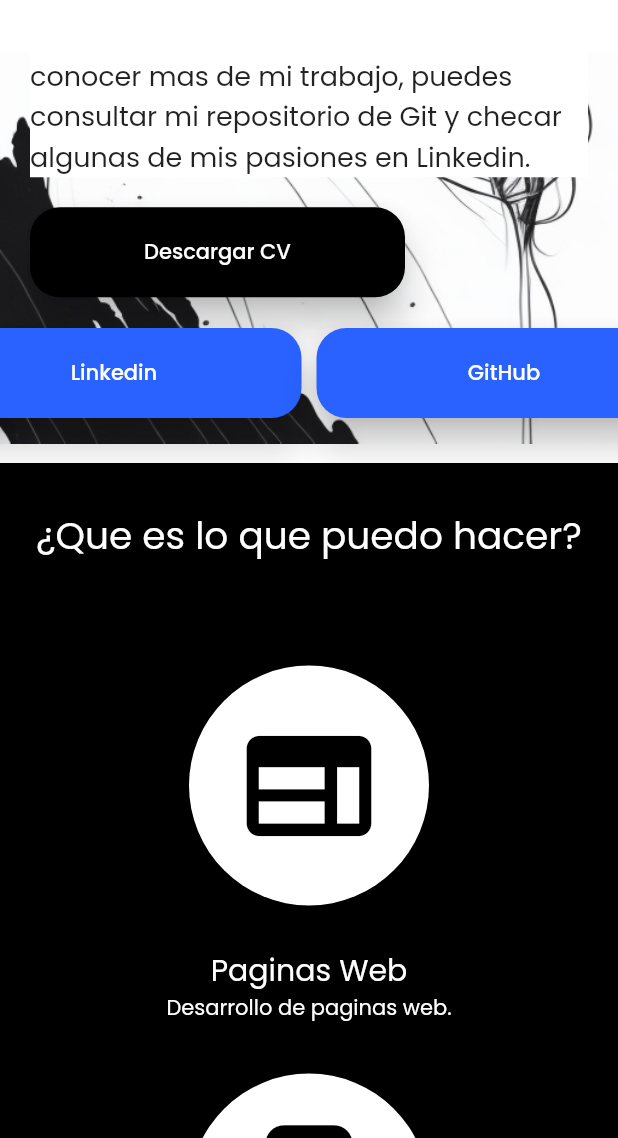
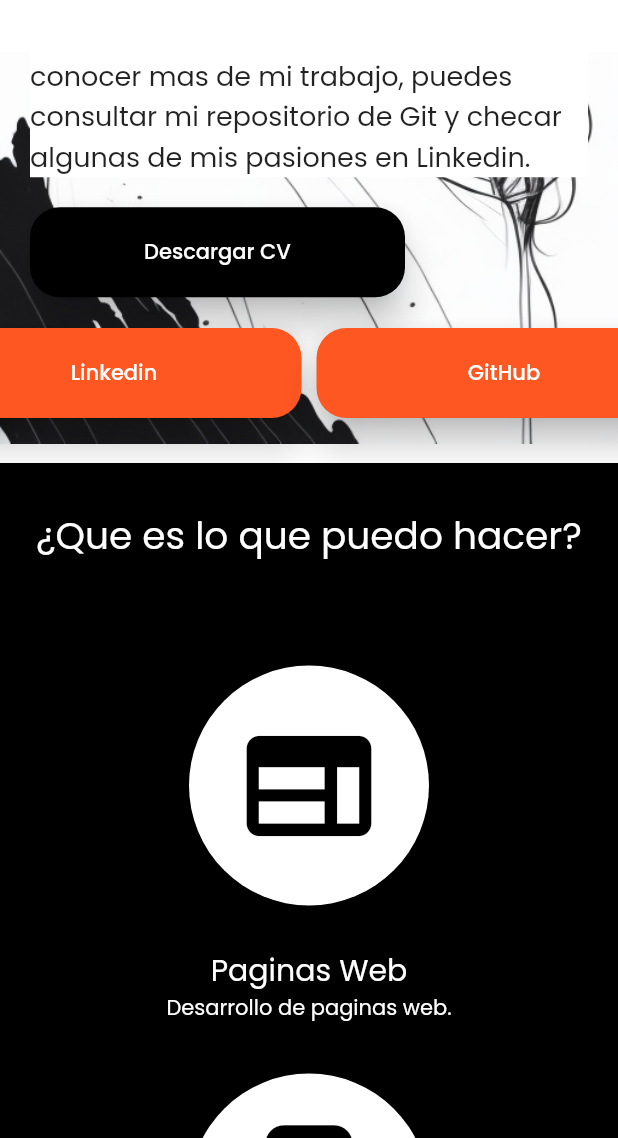
Before and after one commit to kharoldcanova/kharold-canova, a Flutter app: the screen it shows after launch, scrolled down 576 dp, on a phone screen of 412 x 824 dp, the part 98-1236 px from its top. Run offline on Flutter 3.47's test engine with Material 2 defaults, Android fonts, the phone set to English and light mode, and no system bars; our stand-ins replace google_fonts.

Commit message:
getRamdonColor

```diff
--- a/lib/config/theme/current_theme.dart
+++ b/lib/config/theme/current_theme.dart
@@ -1,13 +1,26 @@
+import 'dart:math';
+
 import 'package:flutter/material.dart';
 import 'package:google_fonts/google_fonts.dart';
 
 class AppTheme {
+  List<Color> colors = [
+    Colors.deepOrange,
+    Colors.blueAccent[700]!,
+    Colors.greenAccent[700]!,
+    Colors.redAccent[400]!,
+  ];
+
+  Color getRandomColor() {
+    return colors[Random().nextInt(colors.length)];
+  }
+
   ThemeData getTheme() => ThemeData(
       colorScheme: ColorScheme(
         brightness: Brightness.light,
         primary: Colors.black,
         onPrimary: Colors.white,
-        secondary: Colors.blueAccent[700]!,
+        secondary: getRandomColor(),
         onSecondary: Colors.white,
         error: Colors.red,
         onError: Colors.white,
```
